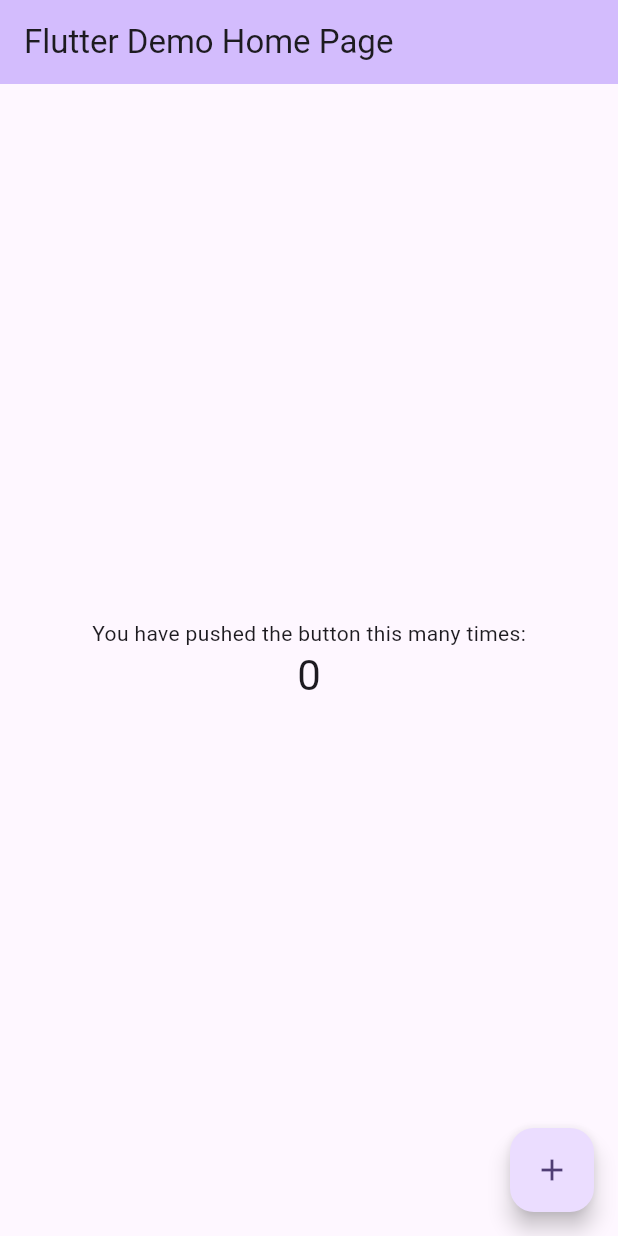
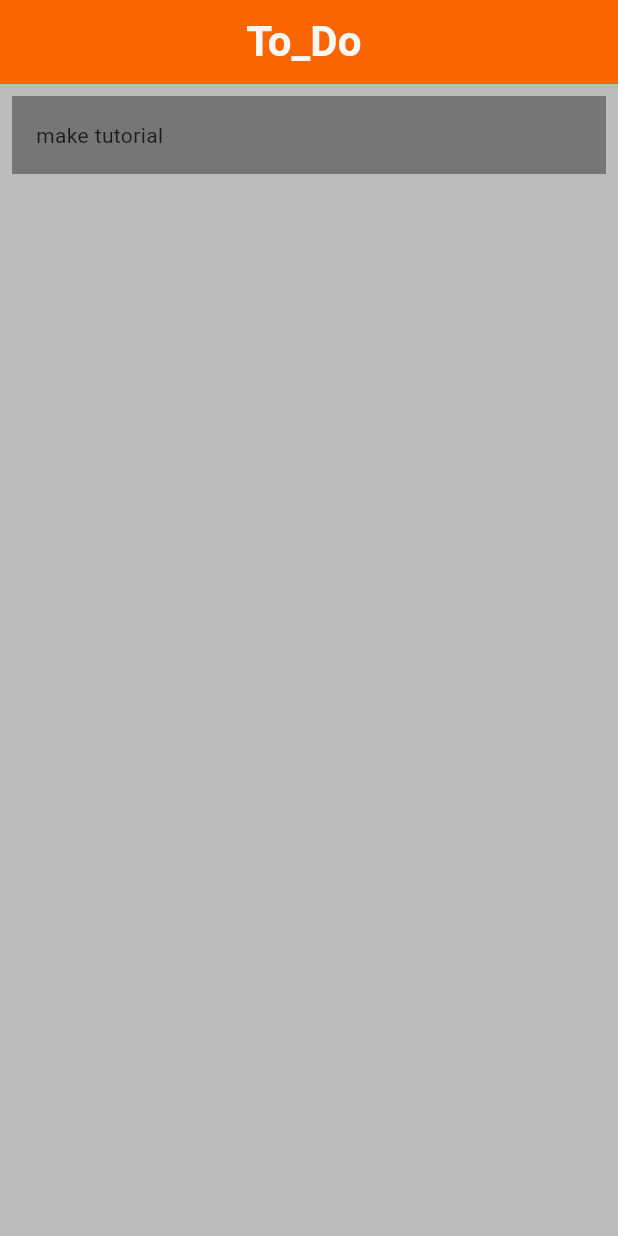
Before and after one commit to MaheelLakshan/todo_app, a Flutter app: the screen it shows after launch, on a phone screen of 412 x 824 dp. Run offline on Flutter 3.47's test engine with Material 3 defaults, Android fonts, the phone set to English and light mode, and no system bars.

Commit message:
colors are selected

```diff
--- a/lib/main.dart
+++ b/lib/main.dart
@@ -1,4 +1,5 @@
 import 'package:flutter/material.dart';
+import 'package:todo_app/pages/home_page.dart';
 
 void main() {
   runApp(const MyApp());
@@ -7,119 +8,13 @@ void main() {
 class MyApp extends StatelessWidget {
   const MyApp({super.key});
 
-  // This widget is the root of your application.
   @override
   Widget build(BuildContext context) {
     return MaterialApp(
-      title: 'Flutter Demo',
-      theme: ThemeData(
-        // This is the theme of your application.
-        //
-        // TRY THIS: Try running your application with "flutter run". You'll see
-        // the application has a purple toolbar. Then, without quitting the app,
-        // try changing the seedColor in the colorScheme below to Colors.green
-        // and then invoke "hot reload" (save your changes or press the "hot
-        // reload" button in a Flutter-supported IDE, or press "r" if you used
-        // the command line to start the app).
-        //
-        // Notice that the counter didn't reset back to zero; the application
-        // state is not lost during the reload. To reset the state, use hot
-        // restart instead.
-        //
-        // This works for code too, not just values: Most code changes can be
-        // tested with just a hot reload.
-        colorScheme: ColorScheme.fromSeed(seedColor: Colors.deepPurple),
-        useMaterial3: true,
-      ),
-      home: const MyHomePage(title: 'Flutter Demo Home Page'),
+      debugShowCheckedModeBanner: false,
+      title: 'Todo App',
+      theme: ThemeData(primarySwatch: Colors.deepOrange),
+      home: HomePage(),
     );
   }
 }
-
-class MyHomePage extends StatefulWidget {
-  const MyHomePage({super.key, required this.title});
-
-  // This widget is the home page of your application. It is stateful, meaning
-  // that it has a State object (defined below) that contains fields that affect
-  // how it looks.
-
-  // This class is the configuration for the state. It holds the values (in this
-  // case the title) provided by the parent (in this case the App widget) and
-  // used by the build method of the State. Fields in a Widget subclass are
-  // always marked "final".
-
-  final String title;
-
-  @override
-  State<MyHomePage> createState() => _MyHomePageState();
-}
-
-class _MyHomePageState extends State<MyHomePage> {
-  int _counter = 0;
-
-  void _incrementCounter() {
-    setState(() {
-      // This call to setState tells the Flutter framework that something has
-      // changed in this State, which causes it to rerun the build method below
-      // so that the display can reflect the updated values. If we changed
-      // _counter without calling setState(), then the build method would not be
-      // called again, and so nothing would appear to happen.
-      _counter++;
-    });
-  }
-
-  @override
-  Widget build(BuildContext context) {
-    // This method is rerun every time setState is called, for instance as done
-    // by the _incrementCounter method above.
-    //
-    // The Flutter framework has been optimized to make rerunning build methods
-    // fast, so that you can just rebuild anything that needs updating rather
-    // than having to individually change instances of widgets.
-    return Scaffold(
-      appBar: AppBar(
-        // TRY THIS: Try changing the color here to a specific color (to
-        // Colors.amber, perhaps?) and trigger a hot reload to see the AppBar
-        // change color while the other colors stay the same.
-        backgroundColor: Theme.of(context).colorScheme.inversePrimary,
-        // Here we take the value from the MyHomePage object that was created by
-        // the App.build method, and use it to set our appbar title.
-        title: Text(widget.title),
-      ),
-      body: Center(
-        // Center is a layout widget. It takes a single child and positions it
-        // in the middle of the parent.
-        child: Column(
-          // Column is also a layout widget. It takes a list of children and
-          // arranges them vertically. By default, it sizes itself to fit its
-          // children horizontally, and tries to be as tall as its parent.
-          //
-          // Column has various properties to control how it sizes itself and
-          // how it positions its children. Here we use mainAxisAlignment to
-          // center the children vertically; the main axis here is the vertical
-          // axis because Columns are vertical (the cross axis would be
-          // horizontal).
-          //
-          // TRY THIS: Invoke "debug painting" (choose the "Toggle Debug Paint"
-          // action in the IDE, or press "p" in the console), to see the
-          // wireframe for each widget.
-          mainAxisAlignment: MainAxisAlignment.center,
-          children: <Widget>[
-            const Text(
-              'You have pushed the button this many times:',
-            ),
-            Text(
-              '$_counter',
-              style: Theme.of(context).textTheme.headlineMedium,
-            ),
-          ],
-        ),
-      ),
-      floatingActionButton: FloatingActionButton(
-        onPressed: _incrementCounter,
-        tooltip: 'Increment',
-        child: const Icon(Icons.add),
-      ), // This trailing comma makes auto-formatting nicer for build methods.
-    );
-  }
-}
--- /dev/null
+++ b/lib/pages/home_page.dart
@@ -0,0 +1,34 @@
+import 'package:flutter/material.dart';
+import 'package:todo_app/utils/to_do_tile.dart';
+
+class HomePage extends StatefulWidget {
+  const HomePage({super.key});
+
+  @override
+  State<HomePage> createState() => _HomePageState();
+}
+
+class _HomePageState extends State<HomePage> {
+  @override
+  Widget build(BuildContext context) {
+    return Scaffold(
+      backgroundColor: const Color(0xFFbcbcbb),
+      appBar: AppBar(
+        backgroundColor: const Color(0xFFfc6601),
+        title: const Center(
+          child: Text(
+            "To_Do ",
+            style: TextStyle(
+                color: Color(0xFFf8f8f7),
+                fontSize: 28,
+                fontWeight: FontWeight.bold),
+          ),
+        ),
+        elevation: 0,
+      ),
+      body: ListView(
+        children: [ToDoTile()],
+      ),
+    );
+  }
+}
--- /dev/null
+++ b/lib/utils/to_do_tile.dart
@@ -0,0 +1,19 @@
+import 'package:flutter/material.dart';
+
+class ToDoTile extends StatelessWidget {
+  const ToDoTile({super.key});
+
+  @override
+  Widget build(BuildContext context) {
+    return Padding(
+      padding: const EdgeInsets.all(8.0),
+      child: Container(
+        padding: const EdgeInsets.all(16),
+        child: Text('make tutorial'),
+        decoration: BoxDecoration(
+          color: const Color(0xFF767676),
+        ),
+      ),
+    );
+  }
+}
```
